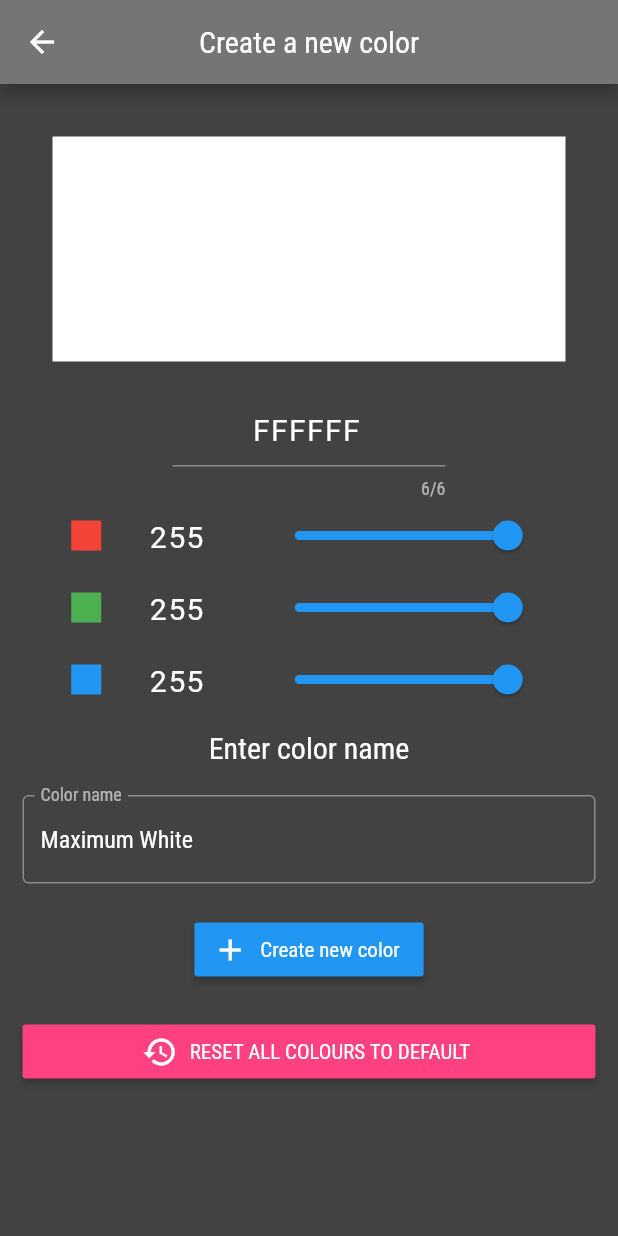
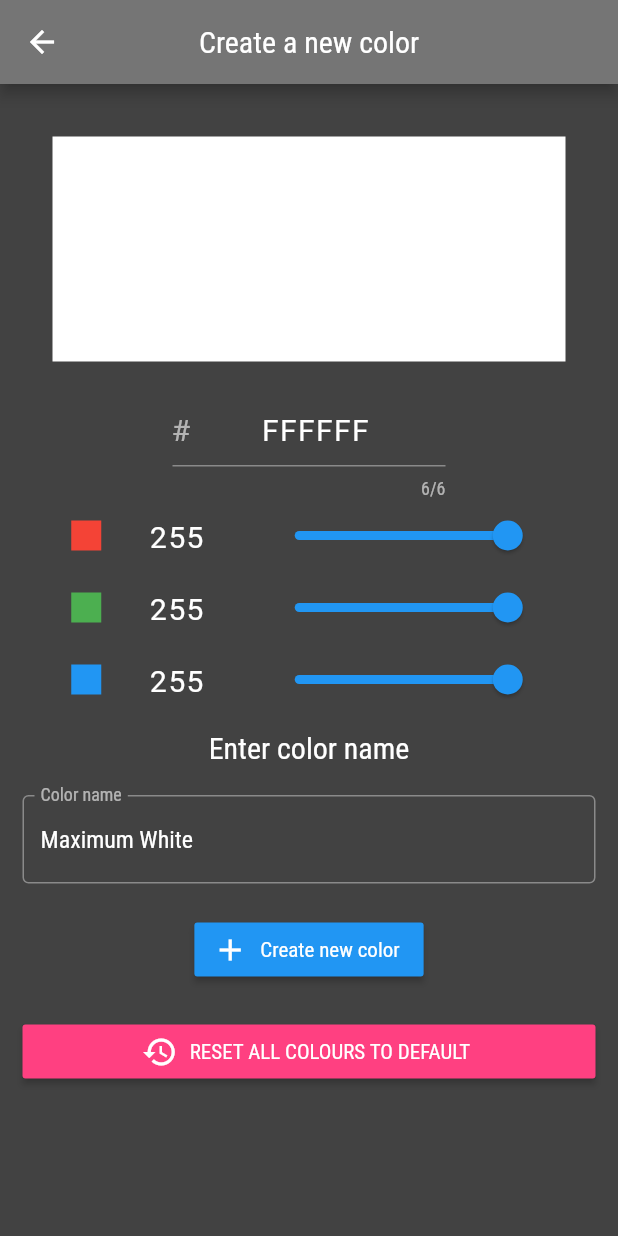
Before and after one commit to JunoNgx/flutter-pura, a Flutter app: the CreateColorPage screen opened directly, on a phone screen of 412 x 824 dp. Run offline on Flutter 3.47's test engine with Material 2 defaults, Android fonts, the phone set to English and light mode, and no system bars; our stand-ins replace permission_handler; missing offline and left inert: wallpaperplugin.

```diff
--- a/lib/pages/create_color_page.dart
+++ b/lib/pages/create_color_page.dart
@@ -77,6 +77,9 @@ class _CreateColorPageState extends State<CreateColorPage> {
             child: Form(
               key: _hexFormKey,
               child: TextFormField(
+                decoration: InputDecoration(
+                  prefixText: '#',
+                ),
                 controller: hexFieldController,
                 maxLength: 6,
                 maxLengthEnforced: true,
--- a/pubspec.yaml
+++ b/pubspec.yaml
@@ -11,7 +11,7 @@ description: Solid colour wallpaper
 # In iOS, build-name is used as CFBundleShortVersionString while build-number used as CFBundleVersion.
 # Read more about iOS versioning at
 # https://developer.apple.com/library/archive/documentation/General/Reference/InfoPlistKeyReference/Articles/CoreFoundationKeys.html
-version: 1.0.0+1
+version: 1.0.2+3
 
 environment:
   sdk: ">=2.1.0 <3.0.0"
```
